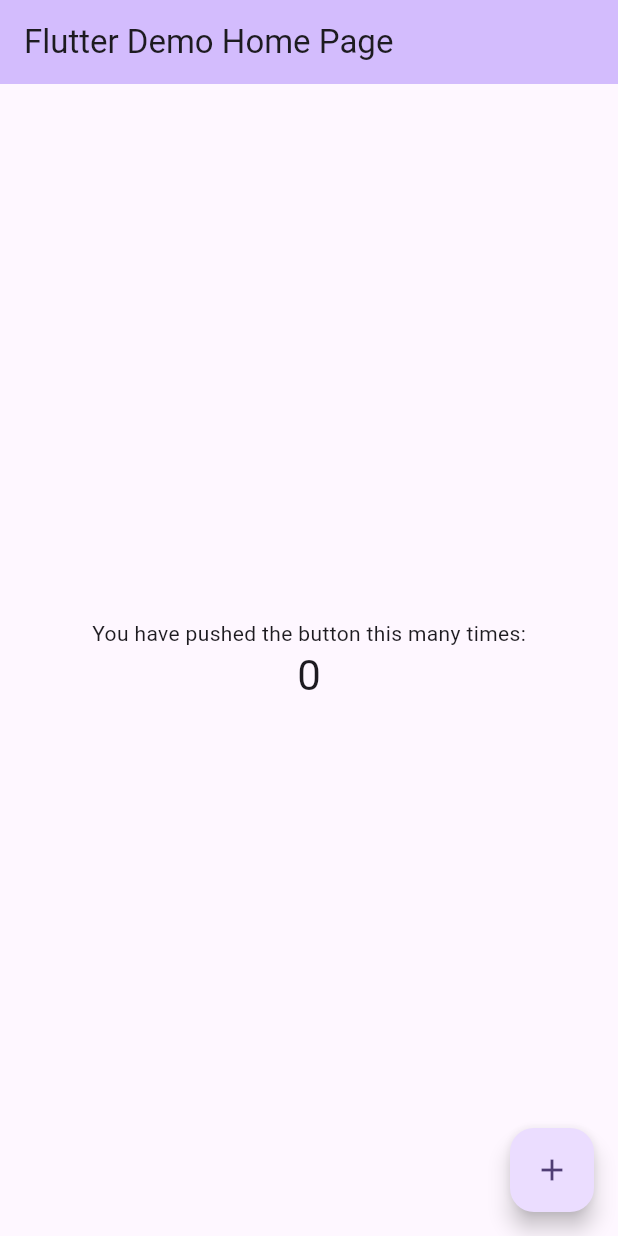
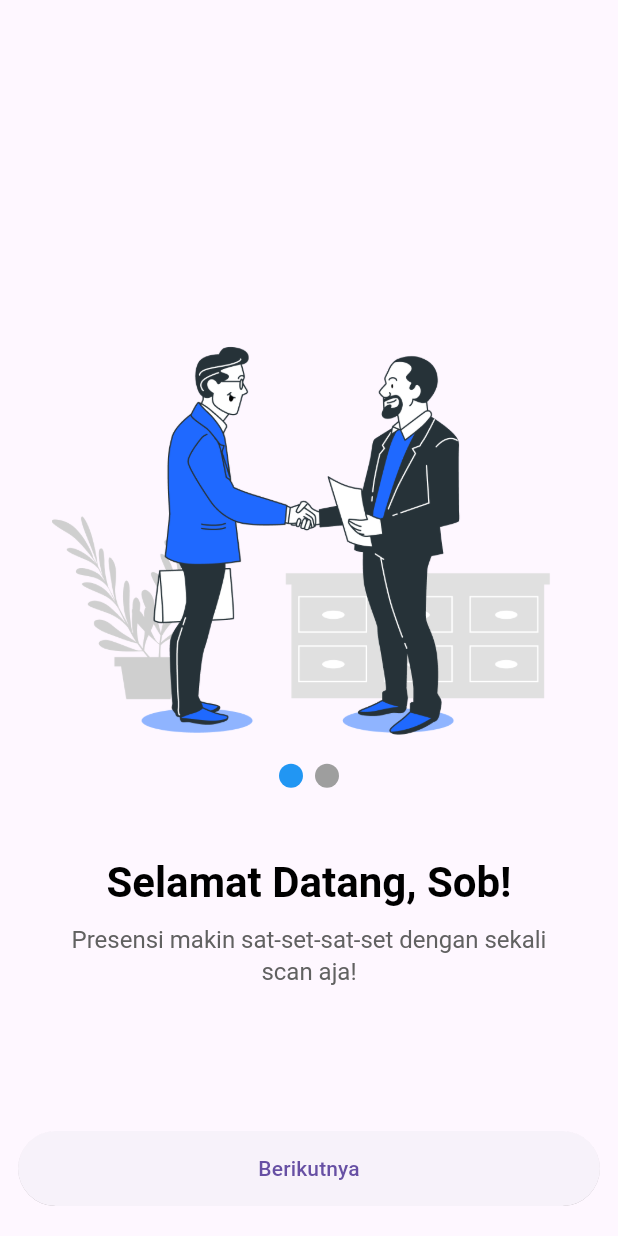
Before and after one commit to BangKoer/attendance_app, a Flutter app: the screen it shows after launch, on a phone screen of 412 x 824 dp. Run offline on Flutter 3.47's test engine with Material 3 defaults, Android fonts, the phone set to English and light mode, and no system bars; drawn by our look-alikes of smooth_page_indicator; our stand-ins replace get.

Commit message:
getx install, create onboarding page

```diff
--- /dev/null
+++ b/lib/app/modules/onboarding/controllers/onboarding_controller.dart
@@ -0,0 +1,14 @@
+import 'package:flutter/material.dart';
+import 'package:get/get.dart';
+
+class OnboardingController extends GetxController {
+  //TODO: Implement OnboardingController
+  PageController pgController = PageController();
+  RxBool onLastPage = false.obs;
+
+  @override
+  void onClose() {
+    // TODO: implement onClose
+    super.onClose();
+  }
+}
--- /dev/null
+++ b/lib/app/modules/onboarding/views/intro_page_view.dart
@@ -0,0 +1,58 @@
+import 'package:flutter/material.dart';
+
+import 'package:get/get.dart';
+
+class IntroPageView extends GetView {
+  final String imageURL;
+  final String title;
+  final String desc;
+  IntroPageView(this.imageURL, this.title, this.desc, {Key? key})
+      : super(key: key);
+
+  @override
+  Widget build(BuildContext context) {
+    return Container(
+      padding: EdgeInsets.symmetric(horizontal: 30),
+      width: double.infinity,
+      child: Column(
+        mainAxisAlignment: MainAxisAlignment.center,
+        crossAxisAlignment: CrossAxisAlignment.center,
+        children: [
+          // const Spacer(flex: 3),
+          const SizedBox(
+            height: 200,
+          ),
+          Container(
+            height: 290,
+            width: 400,
+            child: Image.asset(
+              imageURL,
+              height: 300,
+            ),
+          ),
+          const SizedBox(
+            height: 80,
+          ),
+          Text(
+            title,
+            textAlign: TextAlign.center,
+            style: Theme.of(context)
+                .textTheme
+                .headlineMedium!
+                .copyWith(fontWeight: FontWeight.bold, color: Colors.black),
+          ),
+          SizedBox(height: 10),
+          Text(
+            desc,
+            style: Theme.of(context)
+                .textTheme
+                .headlineSmall!
+                .copyWith(fontSize: 16, color: Colors.grey[700]),
+            textAlign: TextAlign.center,
+          ),
+          const Spacer(flex: 3),
+        ],
+      ),
+    );
+  }
+}
--- /dev/null
+++ b/lib/app/modules/onboarding/views/onboarding_view.dart
@@ -0,0 +1,73 @@
+import 'package:attendance_app/app/modules/onboarding/views/intro_page_view.dart';
+import 'package:flutter/material.dart';
+
+import 'package:get/get.dart';
+import 'package:smooth_page_indicator/smooth_page_indicator.dart';
+
+import '../controllers/onboarding_controller.dart';
+
+class OnboardingView extends GetView<OnboardingController> {
+  const OnboardingView({Key? key}) : super(key: key);
+  @override
+  Widget build(BuildContext context) {
+    return Scaffold(
+      bottomNavigationBar: Container(
+        padding: EdgeInsets.fromLTRB(12, 0, 12, 20),
+        child: GetBuilder(
+          init: controller,
+          builder: (controller) => ClipRRect(
+            borderRadius: BorderRadius.circular(40),
+            child: ElevatedButton(
+              style: ElevatedButton.styleFrom(
+                minimumSize: Size(double.infinity, 50),
+              ),
+              onPressed: () {
+                if (controller.onLastPage.value) {
+                  Navigator.pushReplacementNamed(context, '/home');
+                } else {
+                  controller.pgController.nextPage(
+                    duration: Duration(milliseconds: 500),
+                    curve: Curves.fastOutSlowIn,
+                  );
+                }
+              },
+              child: Obx(() => Text(
+                    controller.onLastPage.value
+                        ? "Login Sekarang"
+                        : "Berikutnya",
+                  )),
+            ),
+          ),
+        ),
+      ),
+      body: Stack(
+        children: [
+          PageView(
+            controller: controller.pgController,
+            onPageChanged: (currentPage) {
+              controller.onLastPage.value = (currentPage == 1);
+            },
+            children: [
+              IntroPageView('assets/intro1.png', 'Selamat Datang, Sob!',
+                  'Presensi makin sat-set-sat-set dengan sekali scan aja!'),
+              IntroPageView('assets/intro2.png', 'Presensi Harian\nTanpa Cemas',
+                  'Ada pengingat harian buat kamu yang sering lupa absen!'),
+            ],
+          ),
+          // indicators
+          Container(
+            alignment: Alignment(0, 0.38),
+            child: // dot indicator
+                SmoothPageIndicator(
+              controller: controller.pgController,
+              count: 2,
+              effect: SlideEffect(
+                activeDotColor: Colors.blue,
+              ),
+            ),
+          ),
+        ],
+      ),
+    );
+  }
+}
--- a/lib/main.dart
+++ b/lib/main.dart
@@ -1,69 +1,15 @@
 import 'package:flutter/material.dart';
 
+import 'package:get/get.dart';
+
+import 'app/routes/app_pages.dart';
+
 void main() {
-  runApp(const MyApp());
+  runApp(
+    GetMaterialApp(
+      title: "Application",
+      initialRoute: Routes.ONBOARDING,
+      getPages: AppPages.routes,
+    ),
+  );
 }
-
-class MyApp extends StatelessWidget {
-  const MyApp({super.key});
-
-  @override
-  Widget build(BuildContext context) {
-    return MaterialApp(
-      title: 'Flutter Demo',
-      theme: ThemeData(
-        colorScheme: ColorScheme.fromSeed(seedColor: Colors.deepPurple),
-        useMaterial3: true,
-      ),
-      home: const MyHomePage(title: 'Flutter Demo Home Page'),
-    );
-  }
-}
-
-class MyHomePage extends StatefulWidget {
-  const MyHomePage({super.key, required this.title});
-
-  final String title;
-
-  @override
-  State<MyHomePage> createState() => _MyHomePageState();
-}
-
-class _MyHomePageState extends State<MyHomePage> {
-  int _counter = 0;
-
-  void _incrementCounter() {
-    setState(() {
-      _counter++;
-    });
-  }
-
-  @override
-  Widget build(BuildContext context) {
-    return Scaffold(
-      appBar: AppBar(
-        backgroundColor: Theme.of(context).colorScheme.inversePrimary,
-        title: Text(widget.title),
-      ),
-      body: Center(
-        child: Column(
-          mainAxisAlignment: MainAxisAlignment.center,
-          children: <Widget>[
-            const Text(
-              'You have pushed the button this many times:',
-            ),
-            Text(
-              '$_counter',
-              style: Theme.of(context).textTheme.headlineMedium,
-            ),
-          ],
-        ),
-      ),
-      floatingActionButton: FloatingActionButton(
-        onPressed: _incrementCounter,
-        tooltip: 'Increment',
-        child: const Icon(Icons.add),
-      ),
-    );
-  }
-}
```
Also changed, not shown: lib/app/modules/home/bindings/home_binding.dart (added, +12 -0 lines), lib/app/modules/home/controllers/home_controller.dart (added, +23 -0 lines), lib/app/modules/home/views/home_view.dart (added, +24 -0 lines), lib/app/modules/onboarding/bindings/onboarding_binding.dart (added, +12 -0 lines), lib/app/routes/app_pages.dart (added, +27 -0 lines), lib/app/routes/app_routes.dart (added, +14 -0 lines), pubspec.yaml (+8 -75 lines), assets/brandPIS.png (added), assets/intro1.png (added), assets/intro2.png (added), pubspec.lock, 1 other file.
